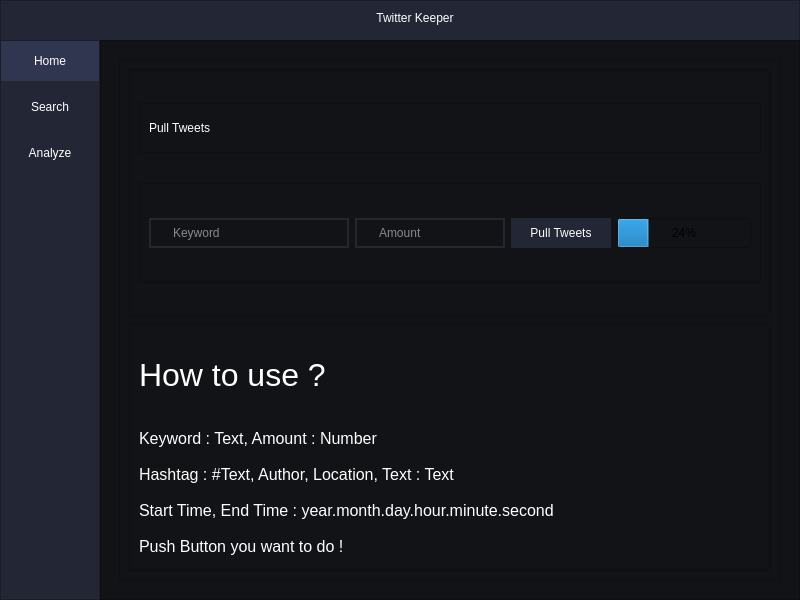
This is GUI/ui_main.ui in sirasit-kmutnb/Software-Development-II as Qt 5 draws it before an edit. The edited form follows.
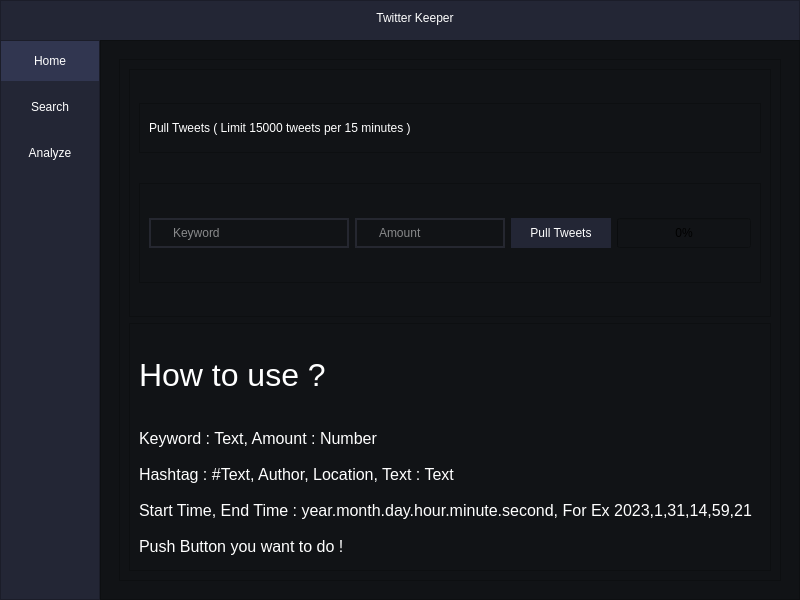
This is the edited form.

Diff of the .ui file:
```diff
--- a/GUI/ui_main.ui
+++ b/GUI/ui_main.ui
@@ -378,7 +378,7 @@
                           <string notr="true">color: #FFF;</string>
                          </property>
                          <property name="text">
-                          <string>Pull Tweets</string>
+                          <string>Pull Tweets ( Limit 15000 tweets per 15 minutes )</string>
                          </property>
                         </widget>
                        </item>
@@ -492,7 +492,7 @@
                           </size>
                          </property>
                          <property name="value">
-                          <number>24</number>
+                          <number>0</number>
                          </property>
                         </widget>
                        </item>
@@ -597,7 +597,7 @@
                        <string notr="true">color:#FFF;</string>
                       </property>
                       <property name="text">
-                       <string>Start Time, End Time : year.month.day.hour.minute.second</string>
+                       <string>Start Time, End Time : year.month.day.hour.minute.second, For Ex 2023,1,31,14,59,21</string>
                       </property>
                      </widget>
                     </item>
```
Left out of the diff: 2 changed lines with no effect on the pictures.
